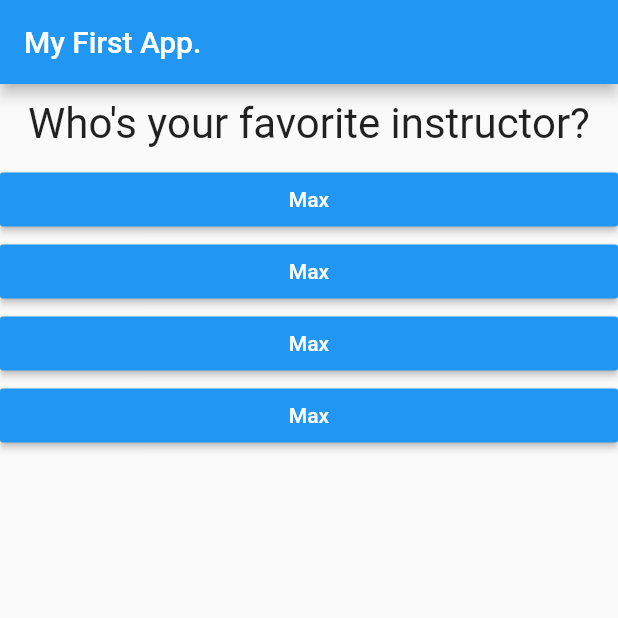
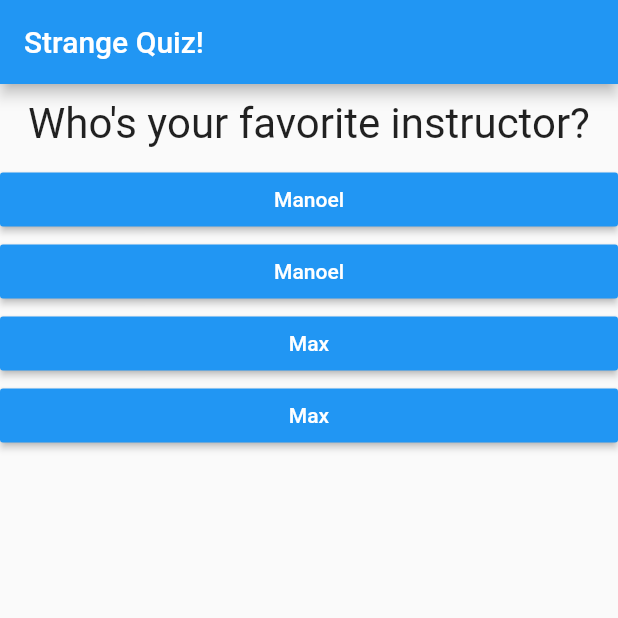
Before and after one commit to ManoelPjr/flutterplayground, a Flutter app: the screen it shows after launch, after a tap on "Black", after a tap on "Snake", on a phone screen of 412 x 824 dp, the top half of it. Run offline on Flutter 3.47's test engine with Material 2 defaults, Android fonts, the phone set to English and light mode, and no system bars.

Commit message:
Wrap Up!

```diff
--- a/flutter_complete_guide/lib/main.dart
+++ b/flutter_complete_guide/lib/main.dart
@@ -35,8 +35,8 @@ class _MyAppState extends State<MyApp> {
     {
       'questionText': 'Who\'s your favorite instructor?',
       'answer': [
-        {'text': 'Max', 'score': 1},
-        {'text': 'Max', 'score': 1},
+        {'text': 'Manoel', 'score': 1},
+        {'text': 'Manoel', 'score': 1},
         {'text': 'Max', 'score': 1},
         {'text': 'Max', 'score': 1},
       ],
@@ -71,7 +71,7 @@ class _MyAppState extends State<MyApp> {
     return MaterialApp(
       home: Scaffold(
         appBar: AppBar(
-          title: Text('My First App.'),
+          title: Text('Strange Quiz!'),
         ),
         body: _questionIndex < _questions.length
             ? Quiz(
--- a/flutter_complete_guide/lib/result.dart
+++ b/flutter_complete_guide/lib/result.dart
@@ -31,11 +31,12 @@ class Result extends StatelessWidget {
             style: TextStyle(fontSize: 36, fontWeight: FontWeight.bold),
             textAlign: TextAlign.center,
           ),
-          FlatButton(
+          RaisedButton(
             child: Text(
               'Restart Quiz!',
             ),
             textColor: Colors.blue,
+            color: Colors.green[50],
             onPressed: resetHandler,
           )
         ],
```
